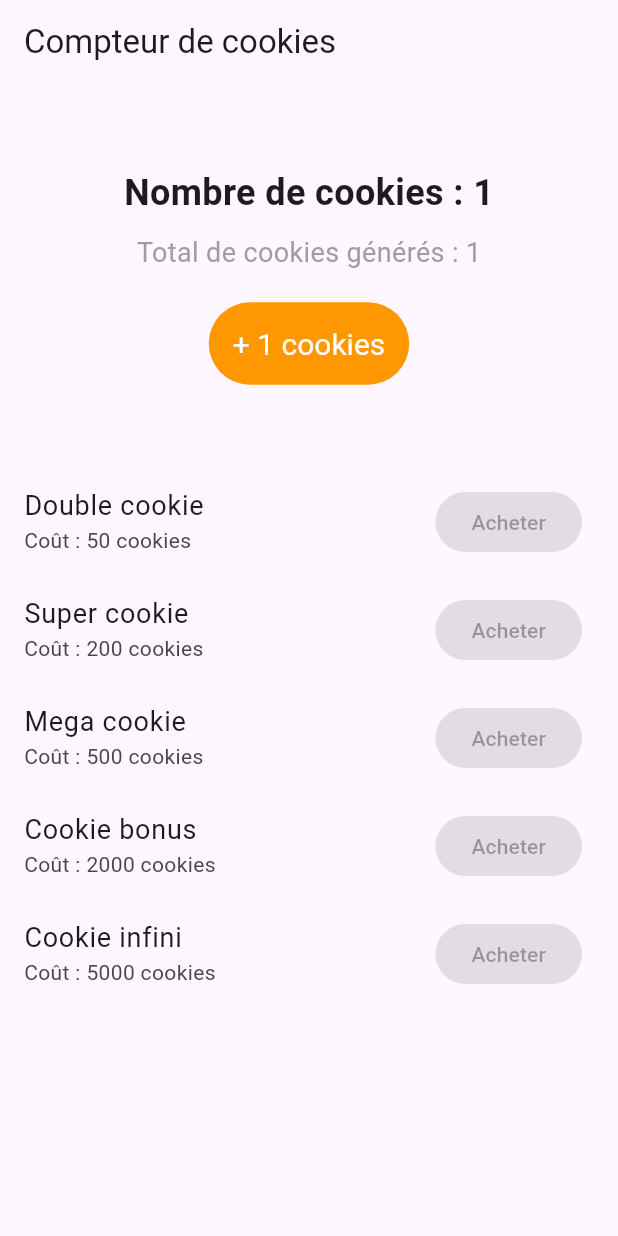
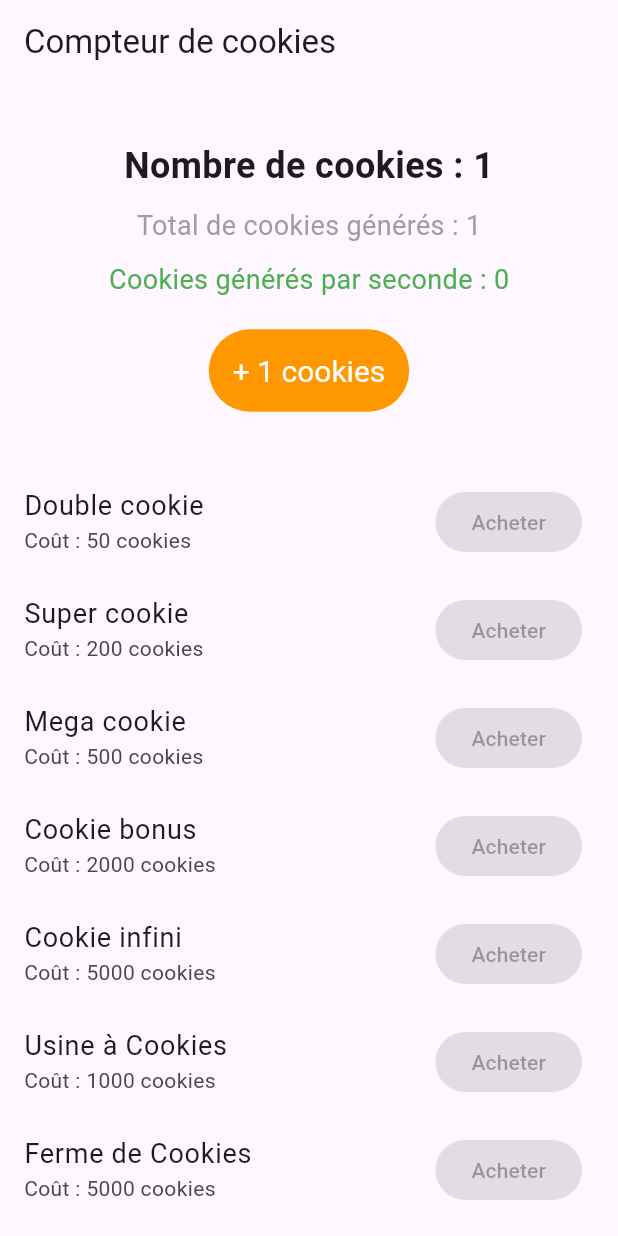
Before and after one commit to ezrekiel/cookie_clicker, a Flutter app: the screen it shows after launch, after a tap on an icon or button, on a phone screen of 412 x 824 dp. Run offline on Flutter 3.47's test engine with Material 3 defaults, Android fonts, the phone set to English and light mode, and no system bars.

Commit message:
added passive cookie generation

```diff
--- a/lib/homepage.dart
+++ b/lib/homepage.dart
@@ -1,5 +1,5 @@
 import 'package:flutter/material.dart';
-import 'dart:math'; // Pour les calculs comme ceil()
+import 'dart:async'; // Import pour utiliser Timer
 
 class Homepage extends StatefulWidget {
   const Homepage({super.key});
@@ -11,20 +11,41 @@ class Homepage extends StatefulWidget {
 class _HomepageState extends State<Homepage> {
   int counter = 0; // Cookies actuels
   int step = 1; // Nombre de cookies gagnés par clic
-  int totalCookies = 0; // Total de cookies générés depuis le début
+  int totalCookies = 0; // Total de cookies générés
+  int passiveCookiesPerSecond = 0; // Cookies générés automatiquement chaque seconde
+  Timer? _timer; // Timer pour les revenus passifs
 
-  // Liste des upgrades achetables
+  // Liste des upgrades achetables (ajout des revenus passifs)
   final List<Map<String, dynamic>> upgrades = [
     {'name': 'Double cookie', 'cost': 50, 'increment': 1, 'purchased': false, 'unique': true},
     {'name': 'Super cookie', 'cost': 200, 'increment': 6, 'purchased': false, 'unique': true},
     {'name': 'Mega cookie', 'cost': 500, 'increment': 15, 'purchased': false, 'unique': true},
     {'name': 'Cookie bonus', 'cost': 2000, 'increment': 0, 'purchased': false, 'unique': true},
     {'name': 'Cookie infini', 'cost': 5000, 'increment': 1, 'purchased': false, 'unique': false},
+    {'name': 'Usine à Cookies', 'cost': 1000, 'increment': 5, 'purchased': false, 'unique': false, 'passive': true},
+    {'name': 'Ferme de Cookies', 'cost': 5000, 'increment': 25, 'purchased': false, 'unique': false, 'passive': true},
   ];
 
-  // Méthode pour calculer le bonus dynamique
-  int calculateBonusIncrement() {
-    return (step * 0.1).ceil(); // 10% du step arrondi au supérieur
+  @override
+  void initState() {
+    super.initState();
+    _startPassiveIncomeTimer(); // Démarrer le timer au lancement du jeu
+  }
+
+  // Fonction pour démarrer le timer qui ajoute des cookies automatiquement
+  void _startPassiveIncomeTimer() {
+    _timer = Timer.periodic(const Duration(seconds: 1), (timer) {
+      setState(() {
+        counter += passiveCookiesPerSecond;
+        totalCookies += passiveCookiesPerSecond;
+      });
+    });
+  }
+
+  @override
+  void dispose() {
+    _timer?.cancel(); // Arrêter le timer quand l'écran est fermé
+    super.dispose();
   }
 
   @override
@@ -60,14 +81,24 @@ class _HomepageState extends State<Homepage> {
                       color: Colors.grey,
                     ),
                   ),
+                  const SizedBox(height: 10),
+
+                  // Affichage des revenus passifs
+                  Text(
+                    'Cookies générés par seconde : $passiveCookiesPerSecond',
+                    style: const TextStyle(
+                      fontSize: 18,
+                      color: Colors.green,
+                    ),
+                  ),
                   const SizedBox(height: 20),
 
                   // Bouton pour ajouter des cookies
                   TextButton(
                     onPressed: () {
                       setState(() {
-                        counter += step; // Ajouter des cookies au compteur actuel
-                        totalCookies += step; // Ajouter des cookies au total
+                        counter += step;
+                        totalCookies += step;
                       });
                     },
                     style: TextButton.styleFrom(
@@ -104,21 +135,15 @@ class _HomepageState extends State<Homepage> {
                             setState(() {
                               counter -= upgrade['cost'] as int;
 
-                              if (upgrade['name'] == 'Cookie bonus') {
-                                // Cas du Cookie bonus
-                                step += calculateBonusIncrement();
+                              if (upgrade['passive'] == true) {
+                                // Si l'upgrade génère des revenus passifs
+                                passiveCookiesPerSecond += upgrade['increment'] as int;
+                              } else if (upgrade['name'] == 'Cookie bonus') {
+                                step += (step * 0.1).ceil(); // 10% d'augmentation
                                 upgrades[index]['purchased'] = true;
                               } else if (upgrade['name'] == 'Cookie infini') {
-                                // Cas du Cookie infini
                                 step += upgrade['increment'] as int;
-
-                                // Recalcul du Cookie bonus si déjà acheté
-                                final bonusIndex = upgrades.indexWhere((item) => item['name'] == 'Cookie bonus');
-                                if (bonusIndex != -1 && upgrades[bonusIndex]['purchased']) {
-                                  step += calculateBonusIncrement();
-                                }
                               } else {
-                                // Cas des autres achats
                                 step += upgrade['increment'] as int;
                                 if (upgrade['unique']) {
                                   upgrades[index]['purchased'] = true;
```
